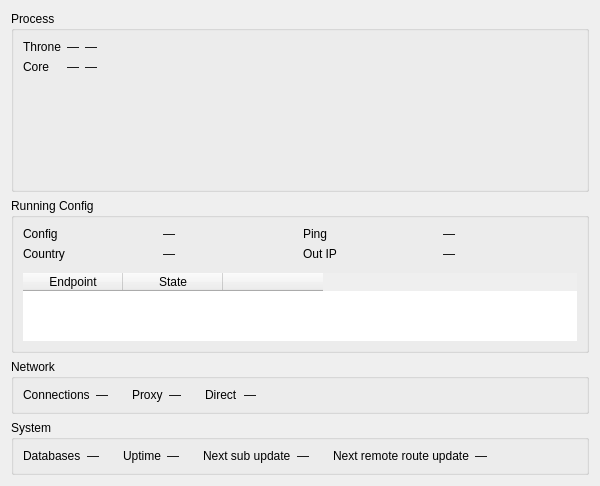
Old version of the form upstream/include/ui/stats/RuntimeStatsWidget.ui in the repository hopol/throne-mirror.
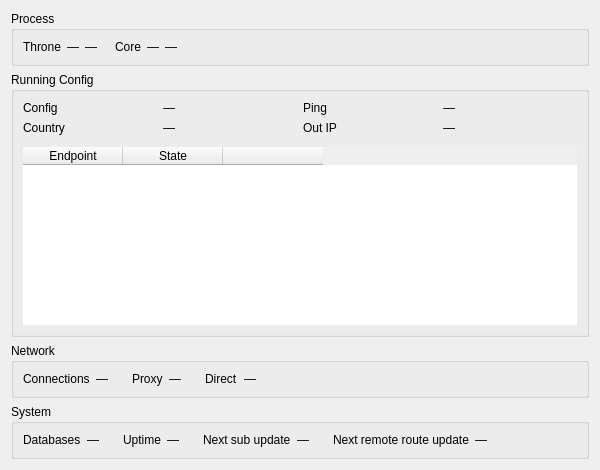
New version of the form. Custom widgets are drawn as their Qt base class.

Diff of the .ui file:
```diff
--- a/upstream/include/ui/stats/RuntimeStatsWidget.ui
+++ b/upstream/include/ui/stats/RuntimeStatsWidget.ui
@@ -46,14 +46,30 @@
           </property>
          </widget>
         </item>
-        <item row="1" column="0">
+        <item row="0" column="3">
+         <spacer name="processGap">
+          <property name="orientation">
+           <enum>Qt::Orientation::Horizontal</enum>
+          </property>
+          <property name="sizeType">
+           <enum>QSizePolicy::Policy::Fixed</enum>
+          </property>
+          <property name="sizeHint" stdset="0">
+           <size>
+            <width>12</width>
+            <height>0</height>
+           </size>
+          </property>
+         </spacer>
+        </item>
+        <item row="0" column="4">
          <widget class="QLabel" name="labelCoreName">
           <property name="text">
            <string>Core</string>
           </property>
          </widget>
         </item>
-        <item row="1" column="1">
+        <item row="0" column="5">
          <widget class="QLabel" name="vCoreCpu">
           <property name="text">
            <string notr="true">—</string>
@@ -63,7 +79,7 @@
           </property>
          </widget>
         </item>
-        <item row="1" column="2">
+        <item row="0" column="6">
          <widget class="QLabel" name="vCoreRam">
           <property name="text">
            <string notr="true">—</string>
@@ -73,7 +89,7 @@
           </property>
          </widget>
         </item>
-        <item row="0" column="3" rowspan="2">
+        <item row="0" column="7">
          <spacer name="tableSpacer">
           <property name="orientation">
            <enum>Qt::Orientation::Horizontal</enum>
@@ -90,26 +106,6 @@
       </item>
       <item>
        <layout class="QHBoxLayout" name="chartsRow">
-        <item>
-         <widget class="MiniChartWidget" name="cpuChart" native="true">
-          <property name="minimumSize">
-           <size>
-            <width>0</width>
-            <height>100</height>
-           </size>
-          </property>
-         </widget>
-        </item>
-        <item>
-         <widget class="MiniChartWidget" name="ramChart" native="true">
-          <property name="minimumSize">
-           <size>
-            <width>0</width>
-            <height>100</height>
-           </size>
-          </property>
-         </widget>
-        </item>
        </layout>
       </item>
      </layout>
@@ -463,14 +459,6 @@
    </item>
   </layout>
  </widget>
- <customwidgets>
-  <customwidget>
-   <class>MiniChartWidget</class>
-   <extends>QWidget</extends>
-   <header>include/ui/stats/MiniChartWidget.h</header>
-   <container>1</container>
-  </customwidget>
- </customwidgets>
  <resources/>
  <connections/>
 </ui>
```
